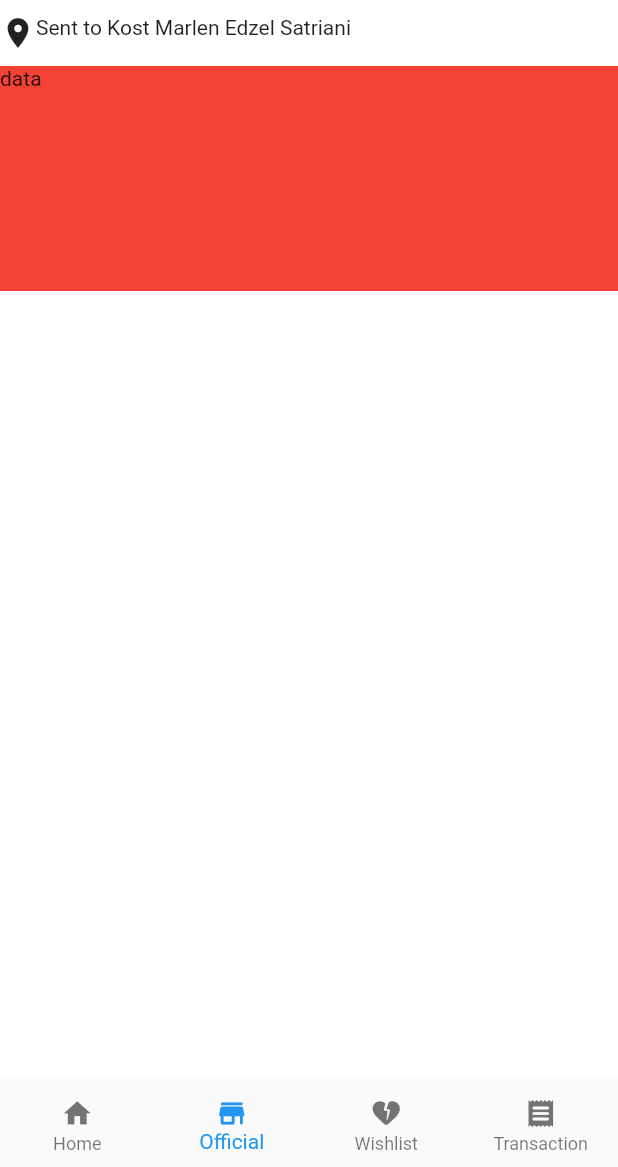
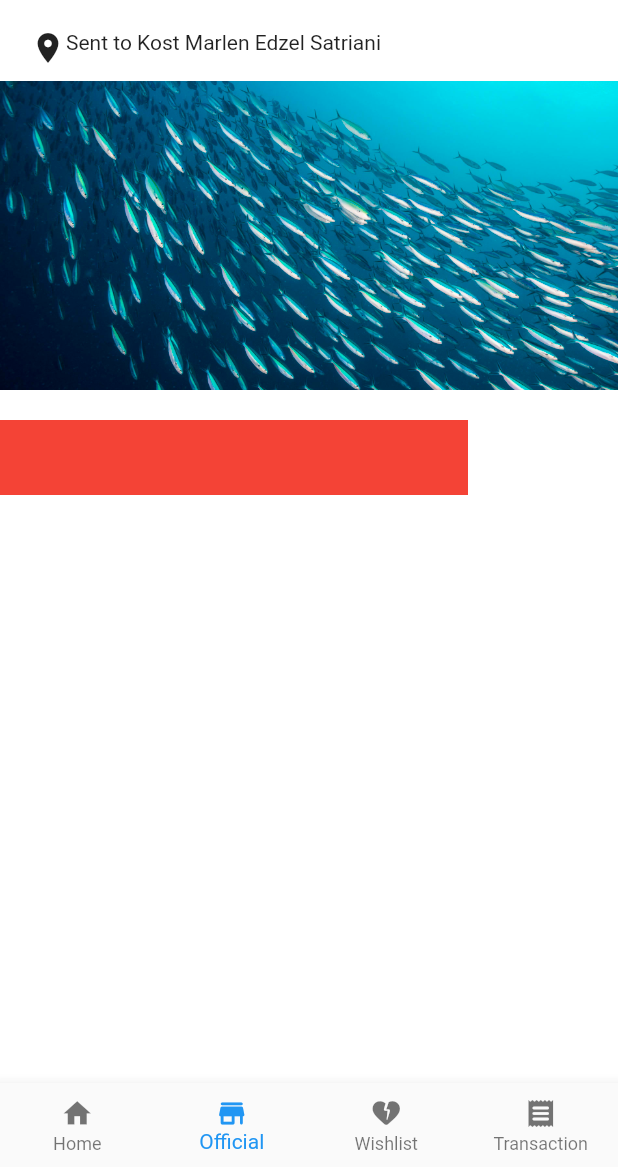
Before and after one commit to Myrlyon/flutter_app_project, a Flutter app: the screen it shows after launch, item 2 of the bottom bar chosen, on a phone screen of 412 x 824 dp, the part 69-1236 px from its top. Run offline on Flutter 3.47's test engine with Material 2 defaults, Android fonts, the phone set to English and light mode, and no system bars; drawn by our look-alikes of carousel_slider; our stand-ins replace get, google_fonts, shared_preferences; network calls fail.

```diff
--- a/lib/apps/modules/OfficialPage/OfficialPage.dart
+++ b/lib/apps/modules/OfficialPage/OfficialPage.dart
@@ -1,4 +1,5 @@
 import 'package:flutter/material.dart';
+import 'package:flutter_app_project/apps/modules/OfficialPage/widgets/OfficialSlideImage.dart';
 import 'package:flutter_app_project/apps/modules/widgets/MainAppBar.dart';
 
 class OfficialPage extends StatefulWidget {
@@ -17,7 +18,9 @@ class _OfficialPageState extends State<OfficialPage> {
         child: Container(
           child: Column(
             children: [
-              Row(
+              Padding(
+                padding: EdgeInsets.symmetric(horizontal: 20, vertical: 10),
+                child: Row(
                   crossAxisAlignment: CrossAxisAlignment.start,
                   mainAxisAlignment: MainAxisAlignment.start,
                   children: [
@@ -25,14 +28,12 @@ class _OfficialPageState extends State<OfficialPage> {
                     Text("Sent to Kost Marlen Edzel Satriani")
                   ],
                 ),
-              SizedBox(
-                height: 10,
               ),
+              OfficialSlideImage(),
               Container(
-                height: 150,
-                width: double.infinity,
+                margin: EdgeInsets.fromLTRB(0, 20, 100, 20),
                 color: Colors.red,
-                child: Text("data"),
+                height: 50,
               )
             ],
           ),
--- /dev/null
+++ b/lib/apps/modules/OfficialPage/widgets/OfficialSlideImage.dart
@@ -0,0 +1,57 @@
+import 'package:carousel_slider/carousel_slider.dart';
+import 'package:flutter/material.dart';
+
+class OfficialSlideImage extends StatefulWidget {
+  const OfficialSlideImage({super.key});
+
+  @override
+  State<OfficialSlideImage> createState() => _OfficialSlideImageState();
+}
+
+class _OfficialSlideImageState extends State<OfficialSlideImage> {
+  @override
+  Widget build(BuildContext context) {
+    final List<Map<String, dynamic>> imageList = [
+      {"id": 1, "image_path": 'assets/ikan.jpg'},
+      {"id": 2, "image_path": 'assets/ikan2.jpg'},
+      {"id": 3, "image_path": 'assets/ikan3.jpg'}
+    ];
+    final CarouselController carouselController = CarouselController();
+    int currentIndex = 0;
+
+    return Container(
+      child: Column(
+        children: [
+          InkWell(
+            onTap: () {
+              print(currentIndex);
+            },
+            child: CarouselSlider(
+              items: imageList
+                  .map(
+                    (item) => Image.asset(
+                      item['image_path'],
+                      fit: BoxFit.cover,
+                      width: double.infinity,
+                    ),
+                  )
+                  .toList(),
+              carouselController: carouselController,
+              options: CarouselOptions(
+                scrollPhysics: const BouncingScrollPhysics(),
+                autoPlay: true,
+                aspectRatio: 2,
+                viewportFraction: 1,
+                onPageChanged: (index, reason) {
+                  setState(() {
+                    currentIndex = index;
+                  });
+                },
+              ),
+            ),
+          ),
+        ],
+      ),
+    );
+  }
+}
```
Also changed, not shown: lib/apps/model/ItemModel.dart (+29 -2 lines), lib/apps/modules/HomePage/HomePage.dart (+59 -4 lines), lib/apps/modules/HomePage/widgets/NewItems.dart (+96 -44 lines), lib/apps/modules/HomePage/widgets/UserMoneyDetails.dart (+8 -5 lines), lib/apps/modules/TransactionPage/TransactionPage.dart (+7 -1 lines). Lines whose indentation alone changed are shown as unchanged.
